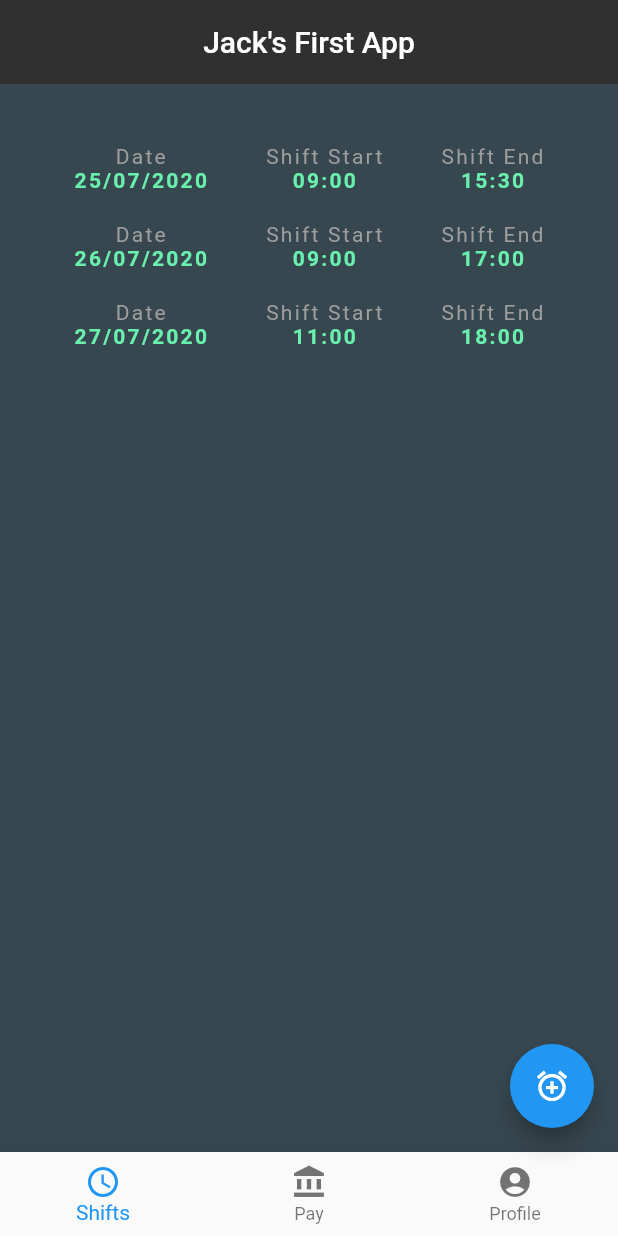
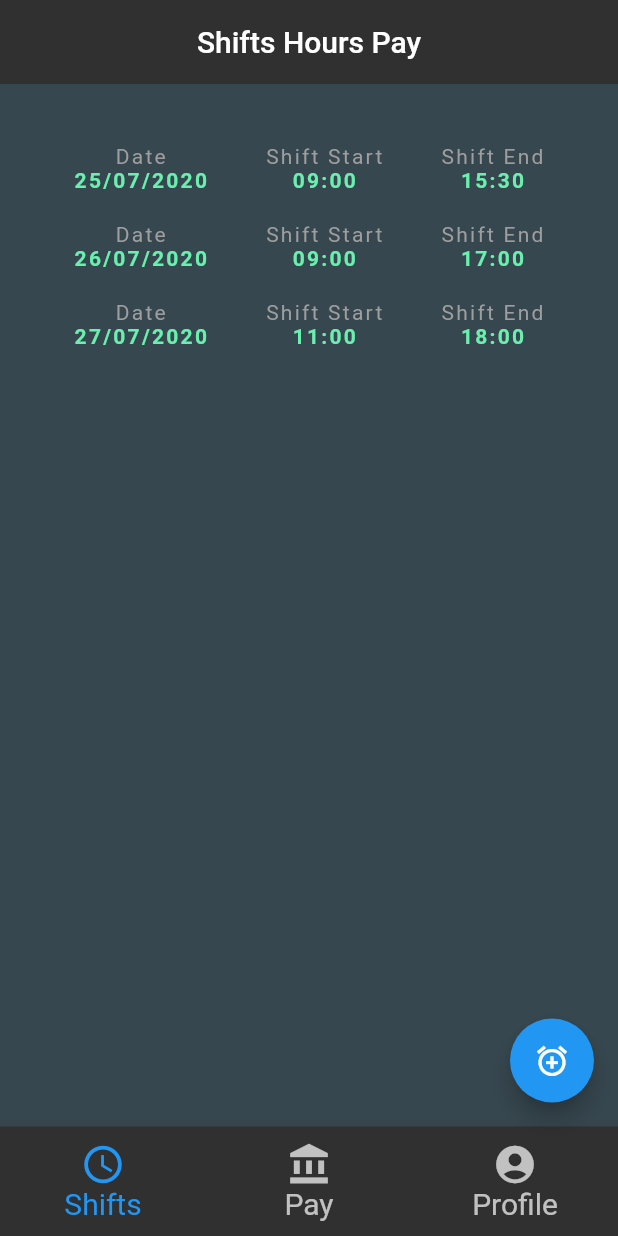
Before and after one commit to JPunch/ShiftHoursApp, a Flutter app: the screen it shows after launch, on a phone screen of 412 x 824 dp. Run offline on Flutter 3.47's test engine with Material 2 defaults, Android fonts, the phone set to English and light mode, and no system bars; our stand-ins replace flutter_datetime_picker.

Commit message:
saving changes app not working

```diff
--- a/lib/calculation.dart
+++ b/lib/calculation.dart
@@ -1,5 +1,4 @@
 import 'package:flutter/material.dart';
-import 'package:test_flutter_app/home.dart';
 
 class Calculation extends StatefulWidget {
   @override
@@ -11,7 +10,7 @@ class _CalculationState extends State<Calculation> {
   Widget build(BuildContext context) {
     return Scaffold(
       body: Center(
-        Row(
+        child: Row(
           children: <Widget>[], // date from - date to use datepicker
         ),
       ),
--- a/lib/home.dart
+++ b/lib/home.dart
@@ -7,22 +7,28 @@ void main() => runApp(MaterialApp(
     ));
 
 class JackCard extends StatefulWidget {
+  // List<ShiftCard> shifts;
+  // JackCard({Key key, @required this.shifts}) : super(key: key);
   @override
   _JackCardState createState() => _JackCardState();
 }
 
 class _JackCardState extends State<JackCard> {
   List<ShiftCard> shifts = [
+    // dummy shifts
     ShiftCard(date: "25/07/2020", shiftStart: "09:00", shiftEnd: "15:30"),
     ShiftCard(date: "26/07/2020", shiftStart: "09:00", shiftEnd: "17:00"),
     ShiftCard(date: "27/07/2020", shiftStart: "11:00", shiftEnd: "18:00")
   ];
+  final TextStyle navbar = TextStyle(
+      fontSize: 20, fontWeight: FontWeight.bold, color: Colors.white70);
 
   @override
   Widget build(BuildContext context) {
+    // List<ShiftCard> shifts = widget.shifts;
     List<Widget> shiftls = List();
     for (var i = 0; i < shifts.length; i++) {
-      shiftls.add(makeShift(shifts[i]));
+      shiftls.add(shifts[i].makeShift());
       shiftls.add(SizedBox(
         height: 20,
       ));
@@ -30,7 +36,7 @@ class _JackCardState extends State<JackCard> {
     return Scaffold(
       backgroundColor: Colors.blueGrey[800],
       appBar: AppBar(
-        title: Text("Jack's First App"),
+        title: Text("Shifts Hours Pay"),
         centerTitle: true,
         backgroundColor: Colors.grey[850],
         elevation: 0.0,
@@ -40,6 +46,10 @@ class _JackCardState extends State<JackCard> {
         child: Column(children: shiftls),
       ),
       bottomNavigationBar: BottomNavigationBar(
+        selectedFontSize: 20,
+        unselectedFontSize: 20,
+        iconSize: 30,
+        unselectedItemColor: Colors.white70,
         items: [
           BottomNavigationBarItem(
               icon: Icon(Icons.schedule), title: Text("Shifts")),
@@ -48,7 +58,7 @@ class _JackCardState extends State<JackCard> {
           BottomNavigationBarItem(
               icon: Icon(Icons.account_circle), title: Text("Profile"))
         ],
-        backgroundColor: Colors.deepPurpleAccent[900],
+        backgroundColor: Colors.grey[850],
       ),
       floatingActionButton: FloatingActionButton(
         child: Icon(Icons.add_alarm),
@@ -57,74 +67,6 @@ class _JackCardState extends State<JackCard> {
           shiftPicker();
         },
       ),
-    );
-  }
-
-  Widget makeShift(ShiftCard shift) {
-    return Row(
-      mainAxisAlignment: MainAxisAlignment.spaceAround,
-      children: <Widget>[
-        Column(
-          children: <Widget>[
-            Text(
-              'Date',
-              style: TextStyle(
-                color: Colors.grey,
-                letterSpacing: 1.5,
-              ),
-            ),
-            Text(
-              '${shift.date}',
-              style: TextStyle(
-                color: Colors.greenAccent,
-                letterSpacing: 1.5,
-                fontSize: 14,
-                fontWeight: FontWeight.bold,
-              ),
-            ),
-          ],
-        ),
-        Column(
-          children: <Widget>[
-            Text(
-              'Shift Start',
-              style: TextStyle(
-                color: Colors.grey,
-                letterSpacing: 1.5,
-              ),
-            ),
-            Text(
-              '${shift.shiftStart}',
-              style: TextStyle(
-                color: Colors.greenAccent,
-                letterSpacing: 1.5,
-                fontSize: 14,
-                fontWeight: FontWeight.bold,
-              ),
-            ),
-          ],
-        ),
-        Column(
-          children: <Widget>[
-            Text(
-              'Shift End',
-              style: TextStyle(
-                color: Colors.grey,
-                letterSpacing: 1.5,
-              ),
-            ),
-            Text(
-              '${shift.shiftEnd}',
-              style: TextStyle(
-                color: Colors.greenAccent,
-                letterSpacing: 1.5,
-                fontSize: 14,
-                fontWeight: FontWeight.bold,
-              ),
-            ),
-          ],
-        ),
-      ],
     );
   }
 
--- a/lib/main.dart
+++ b/lib/main.dart
@@ -2,13 +2,22 @@ import 'package:flutter/material.dart';
 import 'package:test_flutter_app/home.dart';
 import 'package:test_flutter_app/profile.dart';
 import 'package:test_flutter_app/calculation.dart';
+import 'shift_card.dart';
 
 void main() => runApp(MaterialApp(
       initialRoute: '/',
-      // home: JackCard(),
+      home: JackCard(),
       routes: {
         '/': (context) => JackCard(),
+        //   (shifts: shiftls,
+        // ),
         '/profile': (context) => Profile(),
         '/calculation': (context) => Calculation(),
       },
     ));
+List<ShiftCard> shiftls = [
+  // dummy shifts
+  ShiftCard(date: "25/07/2020", shiftStart: "09:00", shiftEnd: "15:30"),
+  ShiftCard(date: "26/07/2020", shiftStart: "09:00", shiftEnd: "17:00"),
+  ShiftCard(date: "27/07/2020", shiftStart: "11:00", shiftEnd: "18:00")
+];
--- a/lib/shift_card.dart
+++ b/lib/shift_card.dart
@@ -1,4 +1,4 @@
-import 'package:flutter_datetime_picker/flutter_datetime_picker.dart';
+import 'package:flutter/material.dart';
 
 class ShiftCard {
   String date;
@@ -34,6 +34,74 @@ class ShiftCard {
       return false;
     }
   }
+
+  Widget makeShift() {
+    return Row(
+      mainAxisAlignment: MainAxisAlignment.spaceAround,
+      children: <Widget>[
+        Column(
+          children: <Widget>[
+            Text(
+              'Date',
+              style: TextStyle(
+                color: Colors.grey,
+                letterSpacing: 1.5,
+              ),
+            ),
+            Text(
+              '${this.date}',
+              style: TextStyle(
+                color: Colors.greenAccent,
+                letterSpacing: 1.5,
+                fontSize: 14,
+                fontWeight: FontWeight.bold,
+              ),
+            ),
+          ],
+        ),
+        Column(
+          children: <Widget>[
+            Text(
+              'Shift Start',
+              style: TextStyle(
+                color: Colors.grey,
+                letterSpacing: 1.5,
+              ),
+            ),
+            Text(
+              '${this.shiftStart}',
+              style: TextStyle(
+                color: Colors.greenAccent,
+                letterSpacing: 1.5,
+                fontSize: 14,
+                fontWeight: FontWeight.bold,
+              ),
+            ),
+          ],
+        ),
+        Column(
+          children: <Widget>[
+            Text(
+              'Shift End',
+              style: TextStyle(
+                color: Colors.grey,
+                letterSpacing: 1.5,
+              ),
+            ),
+            Text(
+              '${this.shiftEnd}',
+              style: TextStyle(
+                color: Colors.greenAccent,
+                letterSpacing: 1.5,
+                fontSize: 14,
+                fontWeight: FontWeight.bold,
+              ),
+            ),
+          ],
+        ),
+      ],
+    );
+  }
 }
 // example of how to use AlarmCard note the named variables
 // AlarmCard firstalarm =
```
